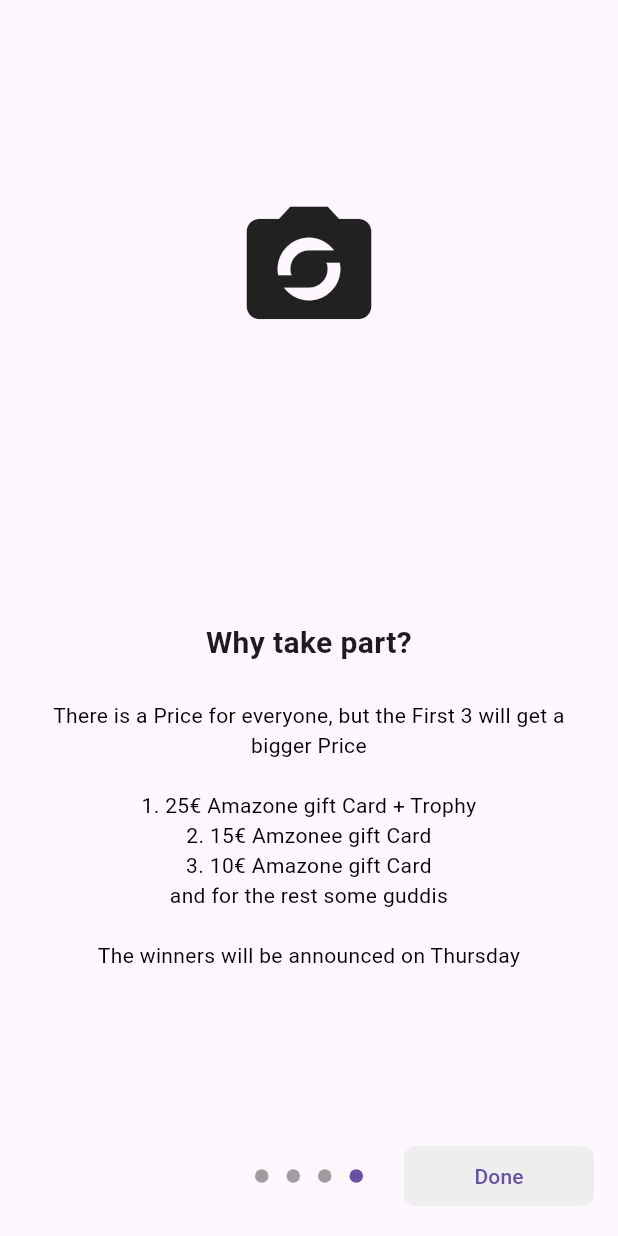
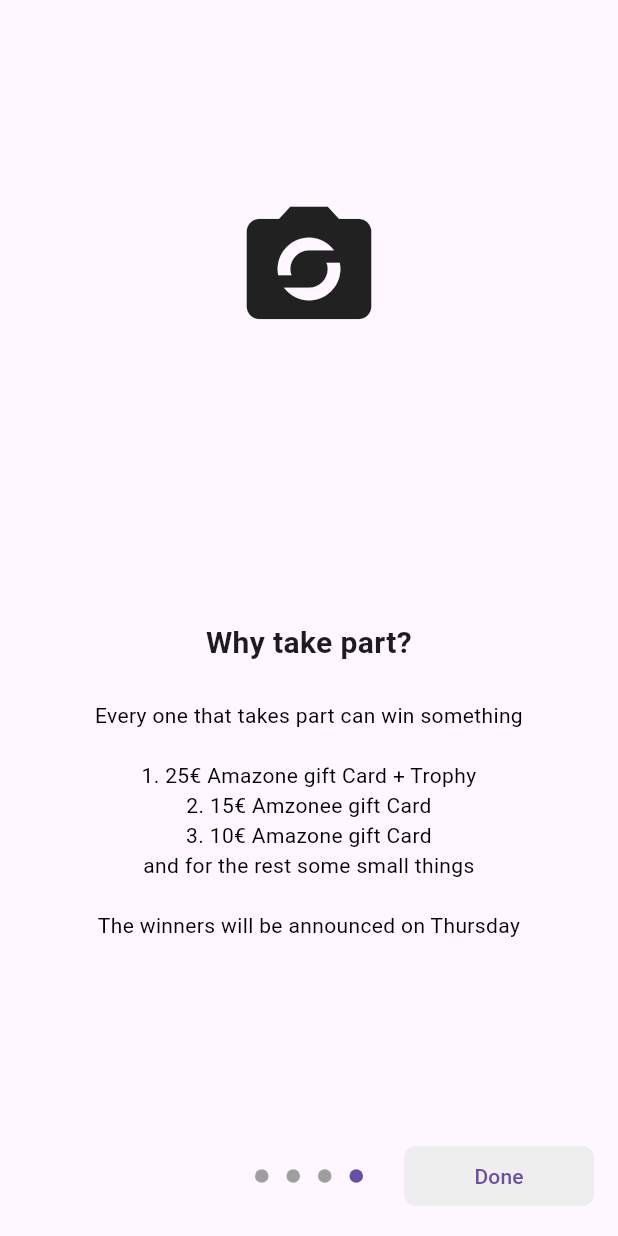
Before and after one commit to moebel-de/flutter_qr_hunting, a Flutter app: the IntroScreen screen opened by its route, swiped to page 4, on a phone screen of 412 x 824 dp. Run offline on Flutter 3.47's test engine with Material 3 defaults, Android fonts, the phone set to English and light mode, and no system bars; drawn by our look-alikes of introduction_screen; our stand-ins replace cloud_firestore, firebase_auth, firebase_core, shared_preferences; missing offline and left inert: flutter_barcode_scanner; accounts and stored records are empty.

Commit message:
add the final Changes

```diff
--- a/lib/pages/introscreen.dart
+++ b/lib/pages/introscreen.dart
@@ -84,7 +84,7 @@ class _IntroScreenState extends State<IntroScreen> {
           bodyWidget: const Column(
             children: [
               Text(
-                "Qr hunt is a game where you have to find Qr codes that we hide in the Office. And Scann them with the App.",
+                "Qr hunt is a game where you have to find Qr codes that we hide in the Office. You have to Scann them with the App to gain Points",
                 style: TextStyle(color: Colors.black),
                 textAlign: TextAlign.center,
               ),
@@ -99,7 +99,7 @@ class _IntroScreenState extends State<IntroScreen> {
             children: [
               Text(
                 "They are hidden in different places throughout the office. But you don't have to open cupboards or break down doors.\n\n"
-                " There will be Qr codes hidden from Tuesday to Thursday. On each day there will be new once and the old are gone",
+                "There will be Qr codes hidden from Tuesday to Thursday. On each day we will hide new Qr Codes and remove the old once",
                 style: TextStyle(color: Colors.black),
                 textAlign: TextAlign.center,
               ),
@@ -113,11 +113,11 @@ class _IntroScreenState extends State<IntroScreen> {
           bodyWidget: const Column(
             children: [
               Text(
-                  "There is a Price for everyone, but the First 3 will get a bigger Price\n\n"
+                  "Every one that takes part can win something\n\n"
                   "1. 25€ Amazone gift Card + Trophy\n"
                   "2. 15€ Amzonee gift Card\n"
                   "3. 10€ Amazone gift Card\n"
-                  "and for the rest some guddis\n\n"
+                  "and for the rest some small things\n\n"
                   "The winners will be announced on Thursday\n",
                 style: TextStyle(color: Colors.black),
                 textAlign: TextAlign.center,
--- a/lib/pages/login_register_page.dart
+++ b/lib/pages/login_register_page.dart
@@ -31,8 +31,6 @@ class _LoginPageState extends State<LoginPage> {
         await prefs.setBool('isFirstTime', false);
         Navigator.pushNamedAndRemoveUntil(context, 'intro', (route) => false);
       } else {
-        // Just for testing and Designing the Intro Screen
-        await prefs.setBool('isFirstTime', true);
         if (await needMoreInfo()) {
           Navigator.pushNamedAndRemoveUntil(
               context, 'moreInfo', (route) => false);
--- a/lib/pages/more_info_page.dart
+++ b/lib/pages/more_info_page.dart
@@ -79,7 +79,7 @@ class _MoreInfoPageState extends State<MoreInfoPage> {
                               ? Border.all(
                                   color: Colors.green,
                                   width: 5,
-                                ) // Green border when selected
+                                )
                               : null,
                           borderRadius: BorderRadius.circular(1000),
                         ),
--- a/lib/pages/qr_scanner.dart
+++ b/lib/pages/qr_scanner.dart
@@ -69,13 +69,11 @@ class _QrScannerState extends State<QrScanner> {
       return;
     }
 
-    // Add the scan to the 'scans' subcollection
     await userDoc.collection('scans').add({
       'code': qrCodeContent,
-      'scanDateTime': FieldValue.serverTimestamp(), // Use server timestamp
+      'scanDateTime': FieldValue.serverTimestamp(),
     });
 
-    // Increment the total scans count
     await userDoc.update({
       'totalScans': FieldValue.increment(1),
     });
@@ -98,7 +96,7 @@ class _QrScannerState extends State<QrScanner> {
         "userId": userId,
         "score": totalScans + 1,
         "email": user?.email
-      }); // +1 because the totalScans is behind everytime we want to set the Leaderboard
+      });
     } else {
       final docId = PlayerSnapShot.docs[0].id;
       await firestore
```
Also changed, not shown: lib/pages/home.dart (+24 -9 lines), lib/pages/leaderboard.dart (+23 -8 lines).
